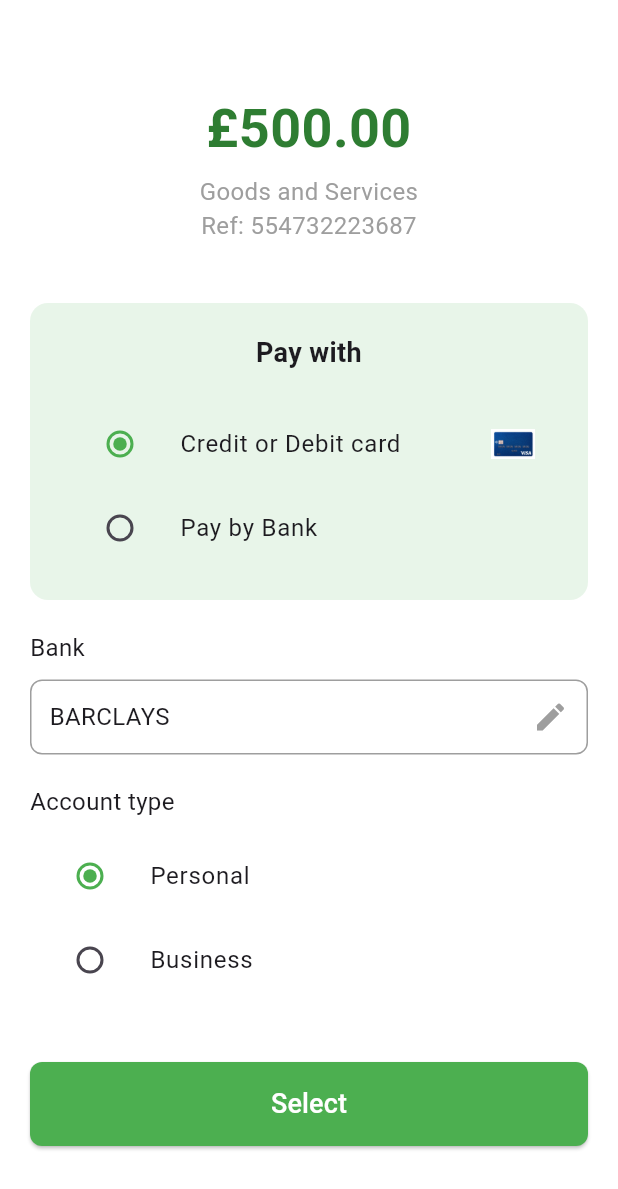
After one commit to AlanRoni/Gitsbites, a Flutter app: the screen it shows after launch, after a tap on "Go to Payment", on a phone screen of 412 x 824 dp. The commit adds this screen. Shown: the top 1189 px of the screen. Run offline on Flutter 3.47's test engine with Material 3 defaults, Android fonts, the phone set to English and light mode, and no system bars; our stand-ins replace firebase_core; accounts and stored records are empty.

Commit message:
Payment page front end done

```diff
--- a/lib/main.dart
+++ b/lib/main.dart
@@ -2,6 +2,8 @@ import 'package:firebase_core/firebase_core.dart';
 import 'package:flutter/material.dart';
 import 'profile_page.dart';
 import 'cart_page.dart'; // Import the CartPage
+import 'payment.dart'; // Import the PaymentPage
+import 'package:flutter/foundation.dart';
 
 void main() async {
   WidgetsFlutterBinding.ensureInitialized();
@@ -22,6 +24,8 @@ void main() async {
 }
 
 class MyApp extends StatelessWidget {
+  const MyApp({super.key});
+
   @override
   Widget build(BuildContext context) {
     return MaterialApp(
@@ -68,6 +72,18 @@ class HomePage extends StatelessWidget {
               },
               child: Text('Go to Cart'),
             ),
+            SizedBox(height: 20), // Space between buttons
+
+            // Button to navigate to PaymentPage
+            ElevatedButton(
+              onPressed: () {
+                Navigator.push(
+                  context,
+                  MaterialPageRoute(builder: (context) => PaymentPage()),
+                );
+              },
+              child: Text('Go to Payment'),
+            ),
           ],
         ),
       ),
--- /dev/null
+++ b/lib/payment.dart
@@ -0,0 +1,197 @@
+import 'package:flutter/material.dart';
+
+class PaymentPage extends StatefulWidget {
+  const PaymentPage({Key? key}) : super(key: key);
+
+  @override
+  State<PaymentPage> createState() => _PaymentPageState();
+}
+
+class _PaymentPageState extends State<PaymentPage> {
+  String _selectedPaymentMethod = 'card';
+  String _selectedAccountType = 'personal';
+
+  @override
+  Widget build(BuildContext context) {
+    return Scaffold(
+      backgroundColor: Colors.white,
+      body: SafeArea(
+        child: Padding(
+          padding: const EdgeInsets.symmetric(horizontal: 20.0, vertical: 40.0),
+          child: Column(
+            crossAxisAlignment: CrossAxisAlignment.stretch,
+            children: [
+              const SizedBox(height: 20.0),
+              // Amount Display
+              Text(
+                '£500.00',
+                style: TextStyle(
+                  fontSize: 36.0,
+                  fontWeight: FontWeight.bold,
+                  color: Colors.green[800],
+                ),
+                textAlign: TextAlign.center,
+              ),
+              const SizedBox(height: 5.0),
+              // Goods and Services
+              const Text(
+                'Goods and Services\nRef: 554732223687',
+                style: TextStyle(
+                  fontSize: 16.0,
+                  color: Colors.grey,
+                ),
+                textAlign: TextAlign.center,
+              ),
+              const SizedBox(height: 40.0),
+
+              // Pay With Section in Green Container
+              Container(
+                padding: const EdgeInsets.all(20.0),
+                decoration: BoxDecoration(
+                  color: Colors.green[50],
+                  borderRadius: BorderRadius.circular(12.0),
+                ),
+                child: Column(
+                  children: [
+                    const Text(
+                      'Pay with',
+                      style: TextStyle(
+                          fontSize: 18.0, fontWeight: FontWeight.w600),
+                      textAlign: TextAlign.center,
+                    ),
+                    const SizedBox(height: 20.0),
+                    // Payment Options
+                    Row(
+                      children: [
+                        Expanded(
+                          child: ListTile(
+                            leading: Radio<String>(
+                              value: 'card',
+                              groupValue: _selectedPaymentMethod,
+                              onChanged: (String? value) {
+                                setState(() {
+                                  _selectedPaymentMethod = value!;
+                                });
+                              },
+                              activeColor: Colors.green,
+                            ),
+                            title: const Text('Credit or Debit card'),
+                          ),
+                        ),
+                        const Image(
+                          image: AssetImage('assets/visa.jpg'),
+                          height: 20,
+                          width: 50,
+                        ),
+                        const SizedBox(width: 5),
+                      ],
+                    ),
+                    ListTile(
+                      leading: Radio<String>(
+                        value: 'bank',
+                        groupValue: _selectedPaymentMethod,
+                        onChanged: (String? value) {
+                          setState(() {
+                            _selectedPaymentMethod = value!;
+                          });
+                        },
+                        activeColor: Colors.green,
+                      ),
+                      title: const Text('Pay by Bank'),
+                    ),
+                  ],
+                ),
+              ),
+              const SizedBox(height: 20.0),
+
+              // Bank Selection
+              const Text(
+                'Bank',
+                style: TextStyle(fontSize: 16.0),
+              ),
+              const SizedBox(height: 10.0),
+              Container(
+                padding: const EdgeInsets.symmetric(
+                    horizontal: 12.0, vertical: 12.0),
+                decoration: BoxDecoration(
+                  borderRadius: BorderRadius.circular(8.0),
+                  color: Colors.white,
+                  border: Border.all(color: Colors.grey),
+                ),
+                child: Row(
+                  mainAxisAlignment: MainAxisAlignment.spaceBetween,
+                  children: const [
+                    Text(
+                      'BARCLAYS',
+                      style: TextStyle(fontSize: 16.0),
+                    ),
+                    Icon(Icons.edit, color: Colors.grey),
+                  ],
+                ),
+              ),
+              const SizedBox(height: 20.0),
+
+              // Account Type
+              const Text(
+                'Account type',
+                style: TextStyle(fontSize: 16.0),
+              ),
+              const SizedBox(height: 10.0),
+              Column(
+                children: [
+                  ListTile(
+                    leading: Radio<String>(
+                      value: 'personal',
+                      groupValue: _selectedAccountType,
+                      onChanged: (String? value) {
+                        setState(() {
+                          _selectedAccountType = value!;
+                        });
+                      },
+                      activeColor: Colors.green,
+                    ),
+                    title: const Text('Personal'),
+                  ),
+                  ListTile(
+                    leading: Radio<String>(
+                      value: 'business',
+                      groupValue: _selectedAccountType,
+                      onChanged: (String? value) {
+                        setState(() {
+                          _selectedAccountType = value!;
+                        });
+                      },
+                      activeColor: Colors.green,
+                    ),
+                    title: const Text('Business'),
+                  ),
+                ],
+              ),
+              const Spacer(),
+
+              // Select Button
+              ElevatedButton(
+                onPressed: () {},
+                style: ElevatedButton.styleFrom(
+                  backgroundColor: Colors.green,
+                  padding: const EdgeInsets.symmetric(vertical: 15.0),
+                  shape: RoundedRectangleBorder(
+                    borderRadius: BorderRadius.circular(8.0),
+                  ),
+                ),
+                child: const Text(
+                  'Select',
+                  style: TextStyle(
+                    fontSize: 18.0,
+                    color: Colors.white,
+                  ),
+                ),
+              ),
+              const SizedBox(height: 20.0),
+            ],
+          ),
+        ),
+      ),
+    );
+  }
+}
--- a/pubspec.yaml
+++ b/pubspec.yaml
@@ -27,3 +27,4 @@ flutter:
     - assets/item1.png
     - assets/item2.png
     - assets/item3.png
+    - assets/visa.jpg
```
Also changed, not shown: assets/visa.jpg (added), pubspec.lock, 1 other file.
